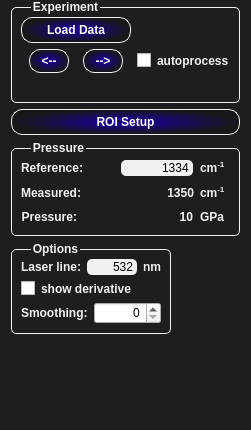
CPrescher/T-rax, file T-Rax/UIFiles/T_Rax_DiamondControl.ui: the form before one commit.
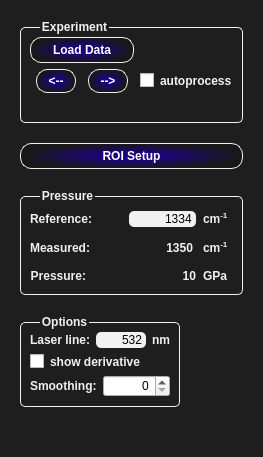
The form after the commit.

What changed in the file:
```diff
--- a/T-Rax/UIFiles/T_Rax_DiamondControl.ui
+++ b/T-Rax/UIFiles/T_Rax_DiamondControl.ui
@@ -6,8 +6,8 @@
    <rect>
     <x>0</x>
     <y>0</y>
-    <width>251</width>
-    <height>430</height>
+    <width>263</width>
+    <height>457</height>
    </rect>
   </property>
   <property name="maximumSize">
@@ -146,8 +146,11 @@
  }  </string>
   </property>
   <layout class="QVBoxLayout" name="verticalLayout_2">
-   <property name="topMargin">
-    <number>0</number>
+   <property name="spacing">
+    <number>20</number>
+   </property>
+   <property name="margin">
+    <number>20</number>
    </property>
    <item>
     <widget class="QGroupBox" name="groupBox">
@@ -174,6 +177,9 @@
           <property name="text">
            <string>Load Data</string>
           </property>
+          <property name="flat">
+           <bool>true</bool>
+          </property>
          </widget>
         </item>
         <item row="0" column="1">
@@ -202,6 +208,9 @@
             <property name="text">
              <string>&lt;--</string>
             </property>
+            <property name="flat">
+             <bool>true</bool>
+            </property>
            </widget>
           </item>
           <item>
@@ -221,6 +230,9 @@
             <property name="text">
              <string>--&gt;</string>
             </property>
+            <property name="flat">
+             <bool>true</bool>
+            </property>
            </widget>
           </item>
          </layout>
@@ -249,6 +261,15 @@
      <property name="text">
       <string>ROI Setup</string>
      </property>
+     <property name="autoDefault">
+      <bool>false</bool>
+     </property>
+     <property name="default">
+      <bool>false</bool>
+     </property>
+     <property name="flat">
+      <bool>true</bool>
+     </property>
     </widget>
    </item>
    <item>
@@ -256,7 +277,16 @@
      <property name="title">
       <string>Pressure</string>
      </property>
+     <property name="flat">
+      <bool>true</bool>
+     </property>
      <layout class="QVBoxLayout" name="verticalLayout">
+      <property name="spacing">
+       <number>10</number>
+      </property>
+      <property name="topMargin">
+       <number>12</number>
+      </property>
       <item>
        <layout class="QFormLayout" name="formLayout">
         <property name="fieldGrowthPolicy">
```
